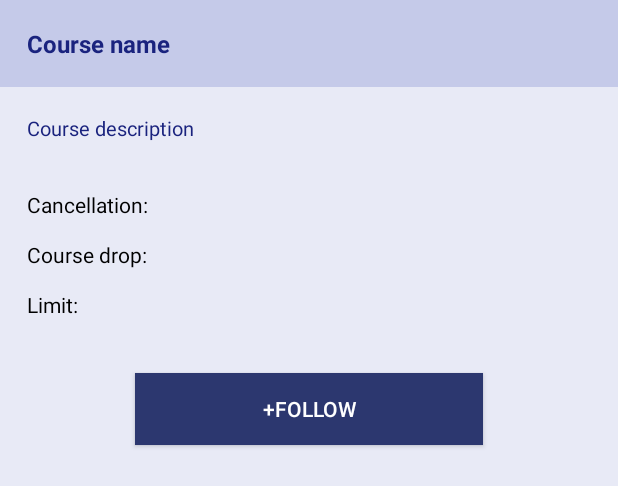
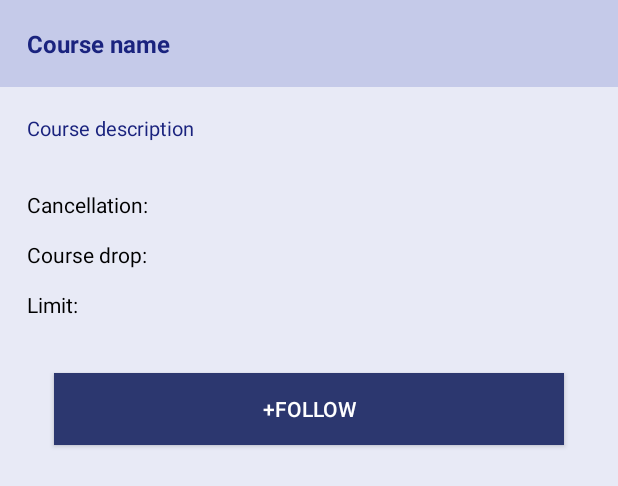
Before and after one commit to DWmodem/HoraireUdeM, an Android app: the layout activity_details_course.xml on its own in the app's theme, with its tools: preview values and no code run, on a phone screen of 412 x 824 dp. Shown: the top 486 px of the screen. Run offline under Robolectric (Android 15) with nearby library versions, the phone set to English and light mode, and no system bars.

Commit message:
Fixed UI glitches

```diff
--- a/app/src/main/java/com/example/leto/horaireudem/SettingsActivity.java
+++ b/app/src/main/java/com/example/leto/horaireudem/SettingsActivity.java
@@ -17,6 +17,8 @@ import android.preference.PreferenceManager;
 import android.preference.RingtonePreference;
 import android.text.TextUtils;
 
+
+import com.mobile.umontreal.schedule.R;
 
 import java.util.List;
 
--- a/app/src/main/res/layout/activity_details_course.xml
+++ b/app/src/main/res/layout/activity_details_course.xml
@@ -7,12 +7,20 @@
     android:paddingRight="@dimen/table_row_padding_right"
     android:paddingTop="@dimen/table_row_padding_top"
     android:paddingBottom="@dimen/table_row_padding_bottom"
-    tools:context="com.mobile.umontreal.schedule.DetailsCourseActivity">
+    tools:context="com.mobile.umontreal.schedule.DetailsCourseActivity"
+    android:nestedScrollingEnabled="false">
+
+    <ScrollView
+        android:layout_width="fill_parent"
+        android:layout_height="fill_parent"
+        android:id="@+id/scrollView"
+        android:layout_alignParentBottom="true"
+        android:layout_centerHorizontal="true" >
 
         <TableLayout
             xmlns:android="http://schemas.android.com/apk/res/android"
             android:layout_width="fill_parent"
-    android:layout_height="fill_parent"
+            android:layout_height="wrap_content"
             android:shrinkColumns="*"
             android:stretchColumns="*"
             android:background="@color/table_background_color">
@@ -143,9 +151,11 @@
                     android:textSize="@dimen/text_button_size"
                     android:textColor="@color/button_text_color"
                     android:layout_margin="@dimen/padding_button_layout_margin_size"
-            android:background="@color/button_background_color"/>
+                    android:background="@color/button_background_color"
+                    android:layout_weight="1" />
             </TableRow>
 
         </TableLayout>
+    </ScrollView>
 
 </RelativeLayout>
```
Lines whose indentation alone changed are shown as unchanged.
